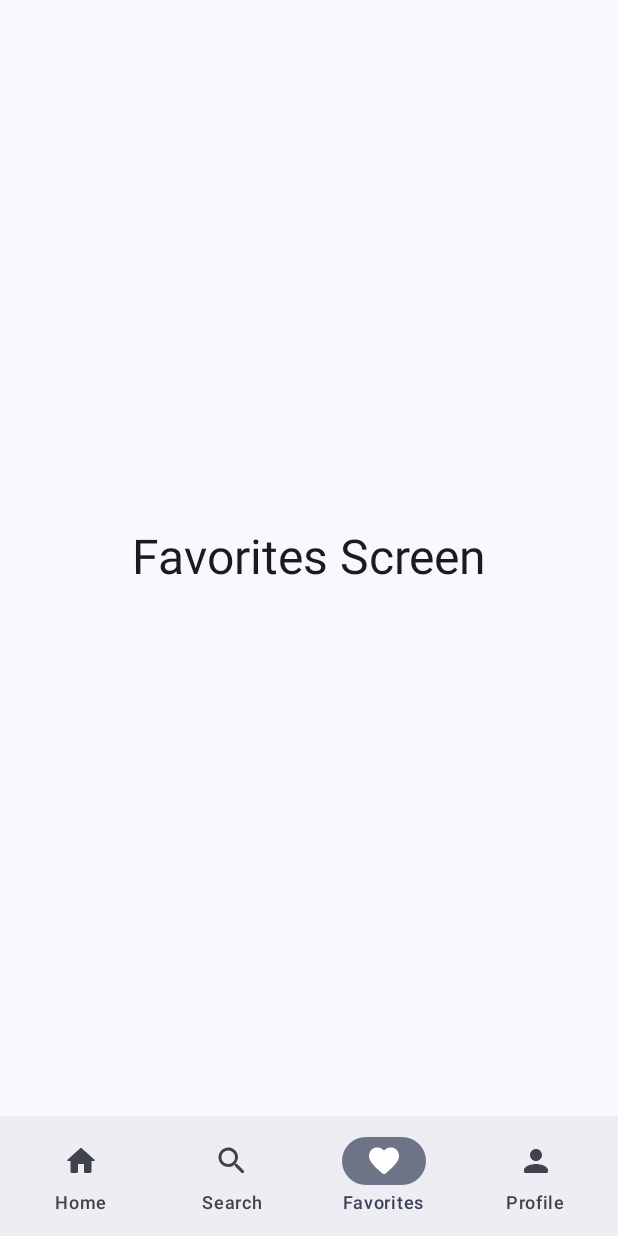
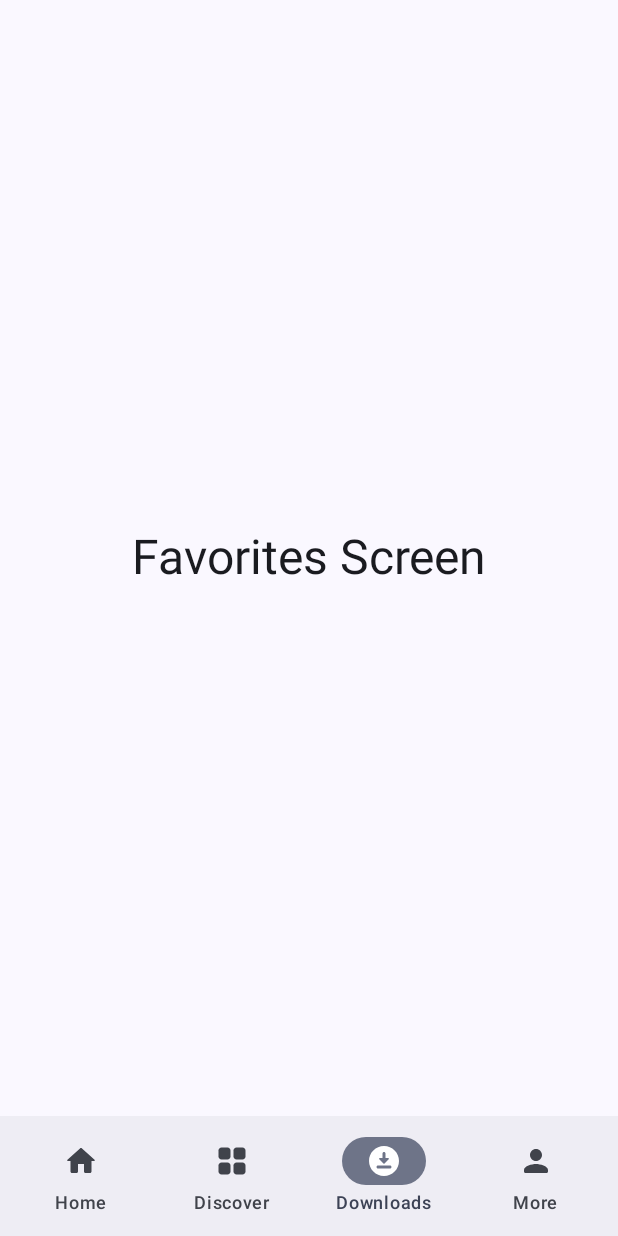
Before and after one commit to hashkitti001/otakuapp, an Android app built with Jetpack Compose: the screen it shows after launch (MainActivity), item 3 of the bottom bar chosen, on a phone screen of 412 x 824 dp. Run offline under Robolectric (Android 15) with nearby library versions, the phone set to English and light mode, and no system bars.

Commit message:
change font on splash screen and routes in nav graph

```diff
--- a/app/src/main/java/com/example/otakuapp/MainActivity.kt
+++ b/app/src/main/java/com/example/otakuapp/MainActivity.kt
@@ -1,13 +1,16 @@
 package com.example.otakuapp
 
-import android.annotation.SuppressLint
+import android.os.Build
 import android.os.Bundle
 import androidx.activity.ComponentActivity
 import androidx.activity.compose.setContent
+import androidx.annotation.RequiresApi
 import androidx.compose.foundation.background
 import androidx.compose.foundation.layout.*
 import androidx.compose.material.icons.Icons
+import androidx.compose.material.icons.rounded.DownloadForOffline
 import androidx.compose.material.icons.rounded.Favorite
+import androidx.compose.material.icons.rounded.GridView
 import androidx.compose.material.icons.rounded.Home
 import androidx.compose.material.icons.rounded.Person
 import androidx.compose.material.icons.rounded.Search
@@ -27,6 +30,7 @@ import com.example.otakuapp.ui.theme.OtakuAppTheme
 import kotlinx.coroutines.delay
 
 class MainActivity : ComponentActivity() {
+    @RequiresApi(Build.VERSION_CODES.Q)
     override fun onCreate(savedInstanceState: Bundle?) {
         super.onCreate(savedInstanceState)
         setContent {
@@ -36,6 +40,7 @@ class MainActivity : ComponentActivity() {
         }
     }
 }
+@RequiresApi(Build.VERSION_CODES.Q)
 @Preview
 @Composable
 fun AppWithSplashScreen() {
@@ -72,16 +77,16 @@ fun MainApp() {
 }
 
 @Composable
-fun AppNavGraph(navController: NavHostController, modifier: Modifier = Modifier) {
+fun AppNavGraph(navController: NavHostController, modifier: Modifier) {
     NavHost(
         navController = navController,
         startDestination = "home",
         modifier = modifier
     ) {
-        composable("home") { ScreenContent("Home Screen") }
+        composable("home") { HomeFeed() }
         composable("search") { ScreenContent("Search Screen") }
-        composable("favorites") { ScreenContent("Favorites Screen") }
-        composable("profile") { ScreenContent("Profile Screen") }
+        composable("downloads") { ScreenContent("Favorites Screen") }
+        composable("more") { ScreenContent("Profile Screen") }
     }
 }
 
@@ -89,9 +94,9 @@ fun AppNavGraph(navController: NavHostController, modifier: Modifier = Modifier)
 fun AppBottomBar(navController: NavHostController) {
     val items = listOf(
         BottomNavItem("home", Icons.Rounded.Home, "Home"),
-        BottomNavItem("search", Icons.Rounded.Search, "Search"),
-        BottomNavItem("favorites", Icons.Rounded.Favorite, "Favorites"),
-        BottomNavItem("profile", Icons.Rounded.Person, "Profile")
+        BottomNavItem("search", Icons.Rounded.GridView, "Discover"),
+        BottomNavItem("downloads", Icons.Rounded.DownloadForOffline, "Downloads"),
+        BottomNavItem("more", Icons.Rounded.Person, "More")
     )
     val currentBackStack = navController.currentBackStackEntryAsState()
     val currentDestination = currentBackStack.value?.destination?.route
--- a/app/src/main/java/com/example/otakuapp/Onboarding.kt
+++ b/app/src/main/java/com/example/otakuapp/Onboarding.kt
@@ -9,6 +9,7 @@ import androidx.compose.material3.Text
 import androidx.compose.runtime.Composable
 import androidx.compose.ui.Alignment
 import androidx.compose.ui.Modifier
+import androidx.compose.ui.draw.clip
 import androidx.compose.ui.graphics.Color
 import androidx.compose.ui.res.painterResource
 import androidx.compose.ui.text.font.FontWeight
@@ -22,7 +23,10 @@ fun ImageRow() {
     Row(
         modifier = Modifier
             .fillMaxSize()
-            .padding(7.dp),
+            .padding(7.dp)
+            .background(Color.Black)
+            .clip(RoundedCornerShape(3.dp))
+        ,
         horizontalArrangement = Arrangement.spacedBy(8.dp)
     ) {
         // First Column - 1/3 of the width
@@ -160,7 +164,7 @@ fun Onboarding() {
                     modifier = Modifier
                         .width(400.dp)
                         .padding(top = 6.dp),
-                    shape = RoundedCornerShape(6.dp),
+                    shape = RoundedCornerShape(15.dp),
                     onClick = { /*TODO*/ }
                 ) {
                     Text(text = "Get Started")
--- a/app/src/main/java/com/example/otakuapp/SplashScreen.kt
+++ b/app/src/main/java/com/example/otakuapp/SplashScreen.kt
@@ -1,24 +1,30 @@
 package com.example.otakuapp
 
+import android.os.Build
+import androidx.annotation.RequiresApi
 import androidx.compose.foundation.Image
 import androidx.compose.foundation.background
 import androidx.compose.foundation.layout.*
 import androidx.compose.material3.Text
 import androidx.compose.runtime.Composable
-import androidx.compose.runtime.LaunchedEffect
 import androidx.compose.ui.Alignment
 import androidx.compose.ui.Modifier
 import androidx.compose.ui.graphics.Color
 import androidx.compose.ui.res.painterResource
+import androidx.compose.ui.text.font.Font
+import androidx.compose.ui.text.font.FontFamily
+import androidx.compose.ui.text.font.FontWeight
 import androidx.compose.ui.tooling.preview.Preview
 import androidx.compose.ui.unit.dp
 import androidx.compose.ui.unit.sp
-import androidx.navigation.NavController
-import androidx.navigation.compose.rememberNavController
-import kotlinx.coroutines.delay
+import com.example.otakuapp.R
 
+@RequiresApi(Build.VERSION_CODES.Q)
 @Composable
 fun SplashScreen() {
+    // Load the custom font
+    val caveatFont = FontFamily(Font(R.font.caveat_variable))
+
     Box(
         modifier = Modifier
             .fillMaxSize()
@@ -37,10 +43,17 @@ fun SplashScreen() {
             Text(
                 text = "OTAKU",
                 fontSize = 21.sp,
-                color = Color.White
+                color = Color.White,
+                fontFamily = caveatFont,
+                fontWeight = FontWeight.Bold
             )
         }
     }
+}
 
-
+@RequiresApi(Build.VERSION_CODES.Q)
+@Preview
+@Composable
+fun SplashScreenPreview() {
+    SplashScreen()
 }
```
